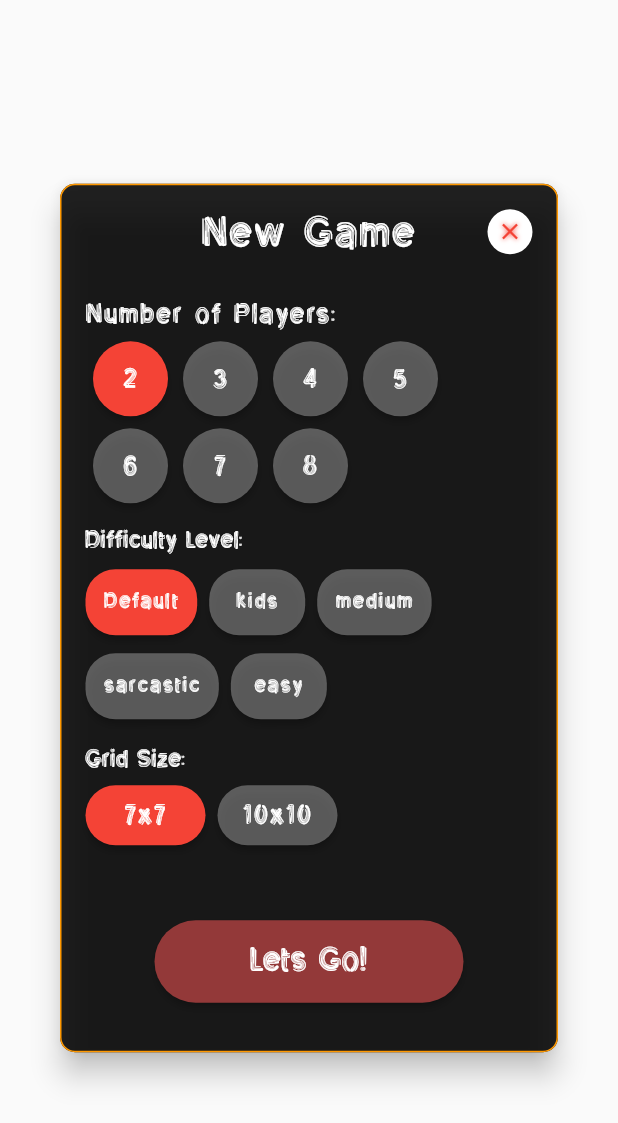
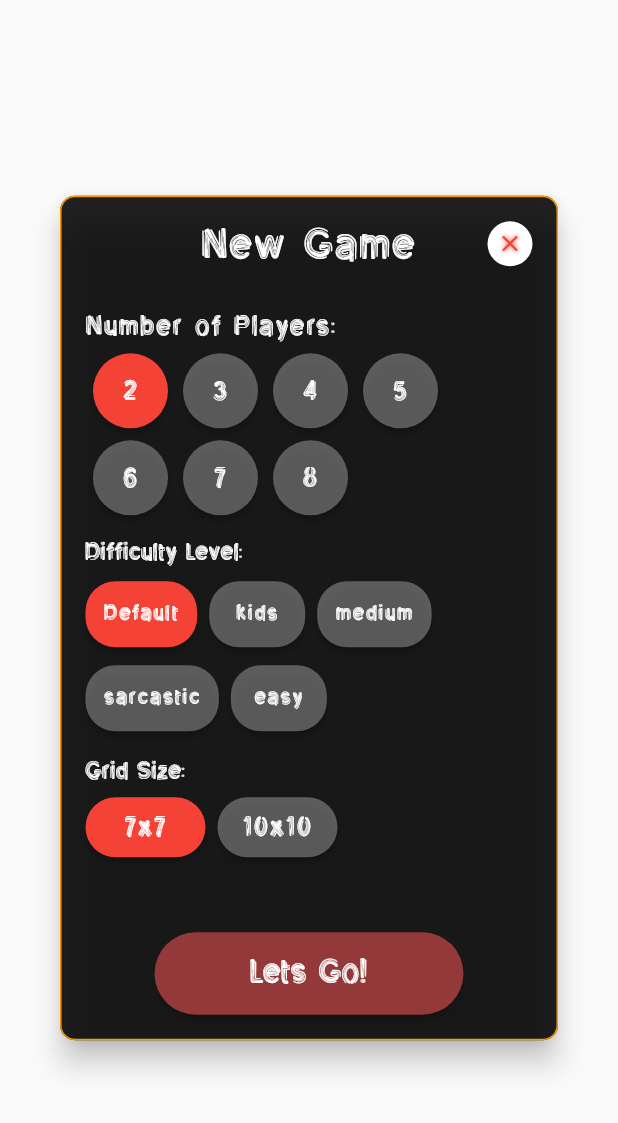
Before and after one commit to BigAchiever/Play-Real, a Flutter app: the GameDialog widget shown alone on an empty page, opened directly, on a phone screen of 412 x 824 dp. Shown: the top 1123 px of the screen. Run offline on Flutter 3.47's test engine with Material 2 defaults, Android fonts, the phone set to English and light mode, and no system bars; our stand-ins replace appwrite, audioplayers, confetti, flutter_spinkit, google_fonts, shared_preferences; accounts and stored records are empty.

Commit message:
responsiveness

```diff
--- a/lib/dialog/start_game_dialog.dart
+++ b/lib/dialog/start_game_dialog.dart
@@ -150,7 +150,7 @@ class _GameDialogState extends State<GameDialog> {
                   ),
                 ),
               ),
-              const SizedBox(height: 16)
+              // const SizedBox(height: 16)
             ],
           ),
           crossWidget(context, 0.0, 0.0)
```
